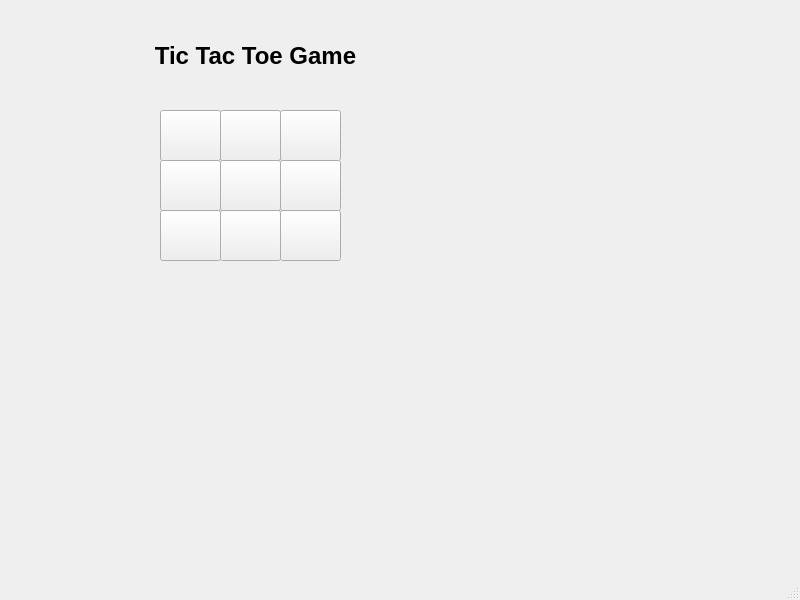
Qt form Task3-TicTacToe/mainwindow.ui (Tayl-Amber/CODSOFT) before a commit.
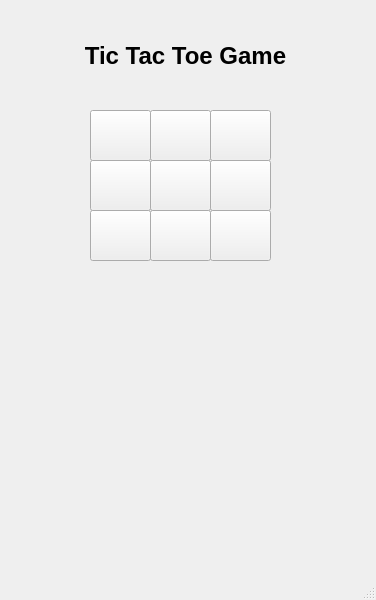
The same form after that commit.

Patch:
```diff
--- a/Task3-TicTacToe/mainwindow.ui
+++ b/Task3-TicTacToe/mainwindow.ui
@@ -6,7 +6,7 @@
    <rect>
     <x>0</x>
     <y>0</y>
-    <width>800</width>
+    <width>376</width>
     <height>600</height>
    </rect>
   </property>
@@ -17,7 +17,7 @@
    <widget class="QPushButton" name="pushButton">
     <property name="geometry">
      <rect>
-      <x>160</x>
+      <x>90</x>
       <y>110</y>
       <width>61</width>
       <height>51</height>
@@ -39,7 +39,7 @@
    <widget class="QPushButton" name="pushButton_2">
     <property name="geometry">
      <rect>
-      <x>220</x>
+      <x>150</x>
       <y>110</y>
       <width>61</width>
       <height>51</height>
@@ -61,7 +61,7 @@
    <widget class="QPushButton" name="pushButton_3">
     <property name="geometry">
      <rect>
-      <x>280</x>
+      <x>210</x>
       <y>110</y>
       <width>61</width>
       <height>51</height>
@@ -83,7 +83,7 @@
    <widget class="QPushButton" name="pushButton_4">
     <property name="geometry">
      <rect>
-      <x>160</x>
+      <x>90</x>
       <y>160</y>
       <width>61</width>
       <height>51</height>
@@ -105,7 +105,7 @@
    <widget class="QPushButton" name="pushButton_5">
     <property name="geometry">
      <rect>
-      <x>220</x>
+      <x>150</x>
       <y>160</y>
       <width>61</width>
       <height>51</height>
@@ -127,7 +127,7 @@
    <widget class="QPushButton" name="pushButton_6">
     <property name="geometry">
      <rect>
-      <x>280</x>
+      <x>210</x>
       <y>160</y>
       <width>61</width>
       <height>51</height>
@@ -149,7 +149,7 @@
    <widget class="QPushButton" name="pushButton_7">
     <property name="geometry">
      <rect>
-      <x>160</x>
+      <x>90</x>
       <y>210</y>
       <width>61</width>
       <height>51</height>
@@ -171,7 +171,7 @@
    <widget class="QPushButton" name="pushButton_8">
     <property name="geometry">
      <rect>
-      <x>220</x>
+      <x>150</x>
       <y>210</y>
       <width>61</width>
       <height>51</height>
@@ -193,7 +193,7 @@
    <widget class="QPushButton" name="pushButton_9">
     <property name="geometry">
      <rect>
-      <x>280</x>
+      <x>210</x>
       <y>210</y>
       <width>61</width>
       <height>51</height>
@@ -215,8 +215,8 @@
    <widget class="QLabel" name="label">
     <property name="geometry">
      <rect>
-      <x>160</x>
-      <y>300</y>
+      <x>90</x>
+      <y>290</y>
       <width>181</width>
       <height>61</height>
      </rect>
@@ -237,7 +237,7 @@
    <widget class="QLabel" name="label_2">
     <property name="geometry">
      <rect>
-      <x>80</x>
+      <x>10</x>
       <y>30</y>
       <width>351</width>
       <height>51</height>
```
Left out of the diff: 2 changed lines with no effect on the pictures.
